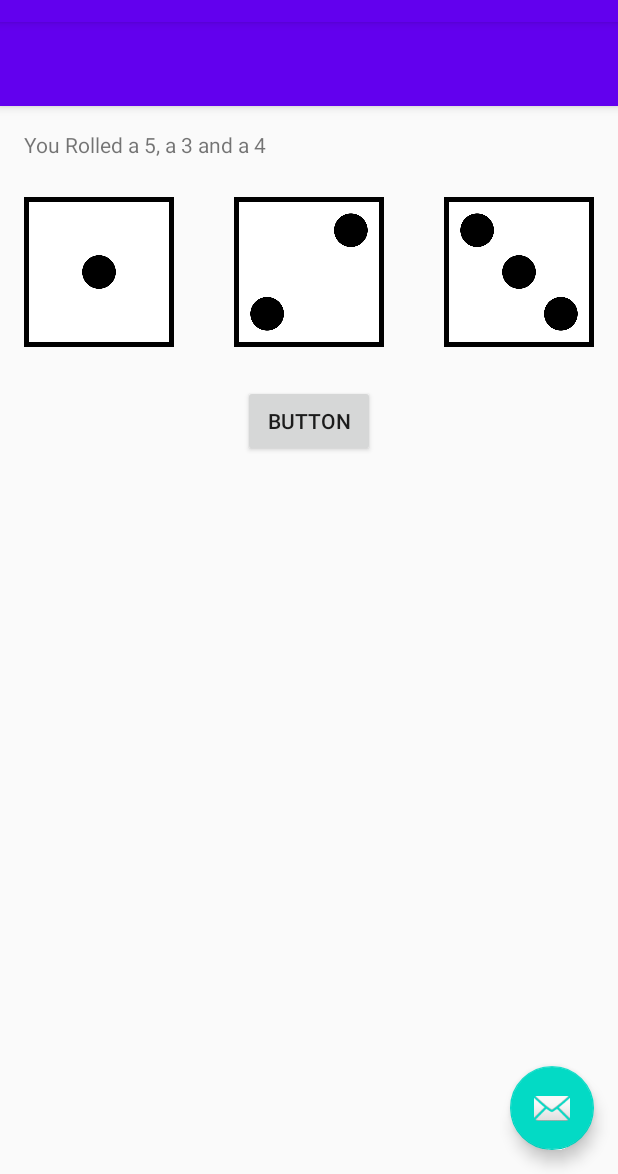
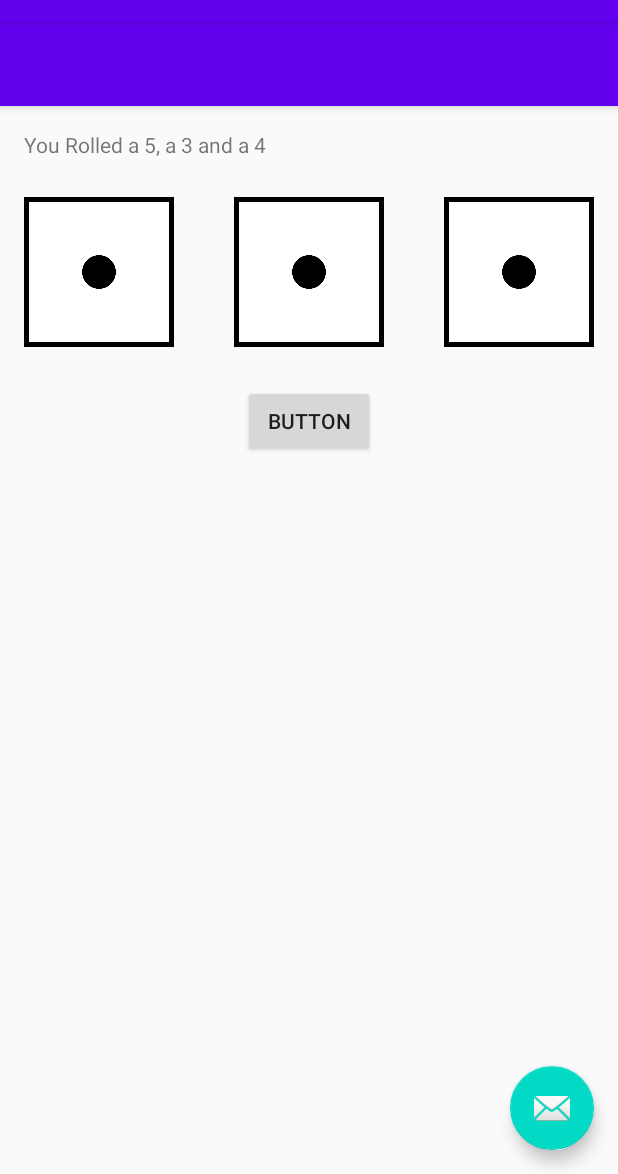
Before and after one commit to AdamHunt44/DiceOut, an Android app: the MainActivity screen opened directly, with no data from a screen before it, after a tap on "BUTTON", on a phone screen of 412 x 824 dp, the part 62-1236 px from its top. Run offline under Robolectric (Android 15) with nearby library versions, the phone set to English and light mode, and no system bars; 1 statement that could not run was skipped.

Commit message:
Added dice images to content view, converted images to assets (expect die 1 which is used on startup)

```diff
--- a/app/src/main/res/layout/content_main.xml
+++ b/app/src/main/res/layout/content_main.xml
@@ -47,7 +47,7 @@
         android:layout_below="@+id/rollResult"
         android:layout_marginTop="25dp"
         android:layout_centerHorizontal="true"
-        android:src="@drawable/die_2"
+        android:src="@drawable/die_1"
         />
 
     <ImageView
@@ -57,6 +57,6 @@
         android:layout_below="@+id/rollResult"
         android:layout_marginTop="25dp"
         android:layout_alignParentRight="true"
-        android:src="@drawable/die_3"
+        android:src="@drawable/die_1"
         />
 </RelativeLayout>
```
Also changed, not shown: app/src/main/assets/die_1.png (added), app/src/main/assets/die_2.png (renamed from app/src/main/res/drawable/die_2.png), app/src/main/assets/die_3.png (renamed from app/src/main/res/drawable/die_3.png), app/src/main/assets/die_4.png (renamed from app/src/main/res/drawable/die_4.png), app/src/main/assets/die_5.png (renamed from app/src/main/res/drawable/die_5.png), app/src/main/assets/die_6.png (renamed from app/src/main/res/drawable/die_6.png).
